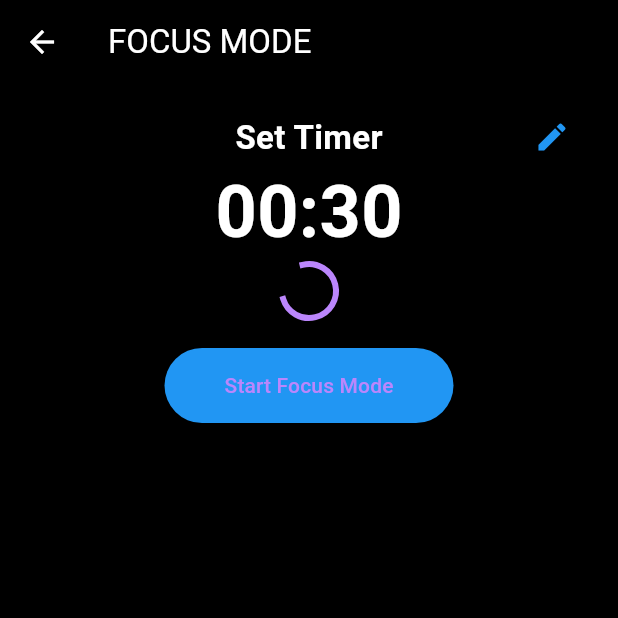
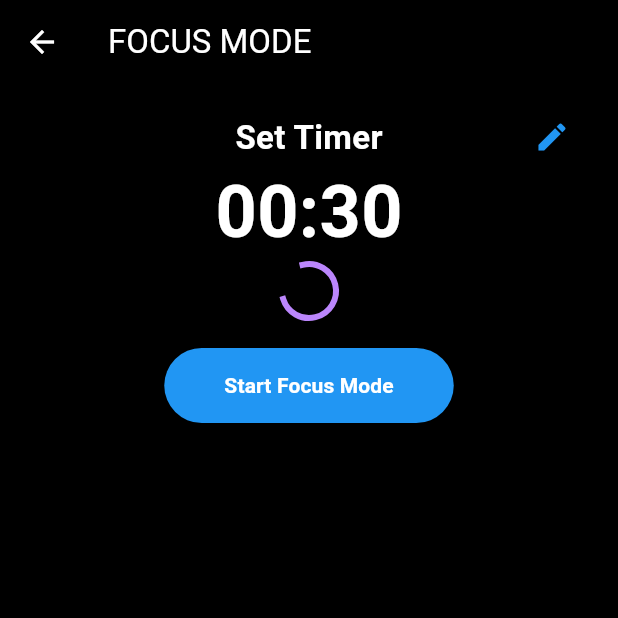
Before and after one commit to SiKEick/minimalist_, a Flutter app: the ModeFunctionScreen screen opened directly, on a phone screen of 412 x 824 dp, the top half of it. Run offline on Flutter 3.47's test engine with Material 3 defaults, Android fonts, the phone set to English and light mode, and no system bars; our stand-ins replace flutter_secure_storage, shared_preferences; missing offline and left inert: android_intent_plus, device_apps, usage_stats; accounts and stored records are empty.

```diff
--- a/lib/screens/mode_function.dart
+++ b/lib/screens/mode_function.dart
@@ -452,7 +452,13 @@ class _ModeFunctionScreenState extends State<ModeFunctionScreen> {
                       padding: const EdgeInsets.symmetric(
                           horizontal: 40, vertical: 15),
                     ),
-                    child: const Text("Stop Focus Mode"),
+                    child: const Text(
+                      "Stop Focus Mode",
+                      style: TextStyle(
+                        color: Colors.white,
+                        fontWeight: FontWeight.bold,
+                      ),
+                    ),
                   )
                 : ElevatedButton(
                     onPressed: _confirmStartFocusMode, // ✅ use confirm dialog
@@ -461,8 +467,14 @@ class _ModeFunctionScreenState extends State<ModeFunctionScreen> {
                       padding: const EdgeInsets.symmetric(
                           horizontal: 40, vertical: 15),
                     ),
-                    child: const Text("Start Focus Mode"),
-                  ),
+                    child: const Text(
+                      "Start Focus Mode",
+                      style: TextStyle(
+                        color: Colors.white,
+                        fontWeight: FontWeight.bold,
+                      ),
+                    ),
+                  )
           ],
         ),
       ),
```
